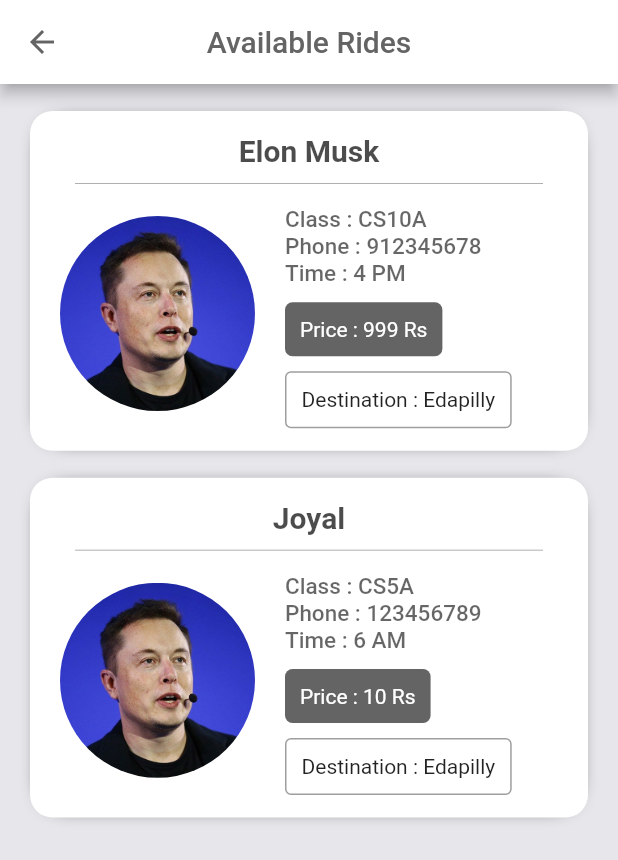
After one commit to Nikhil713/MecDrive-Prototype, a Flutter app: the RidesPage screen opened directly, on a phone screen of 412 x 824 dp. The commit adds this screen. Shown: the top 860 px of the screen. Run offline on Flutter 3.47's test engine with Material 2 defaults, Android fonts, the phone set to English and light mode, and no system bars; Roboto replaces fonts that are missing (Oswald).

Commit message:
Added Available Rides page & Loading Screen

```diff
--- a/lib/main.dart
+++ b/lib/main.dart
@@ -1,5 +1,8 @@
 import 'package:flutter/material.dart';
 import 'package:mec_drive/Widgets/HomeScreen/homeScreen.dart';
+
+import './splashscreen/splashscreen.dart';
+import './rides/rides.dart';
 
 void main() => runApp(MyApp());
 
@@ -8,7 +11,9 @@
   Widget build(BuildContext context) {
     return MaterialApp(
       title: "carpool",
-      home: HomeScreen()
+      home: HomeScreen(),
+      // home: Loading(),
+      // home: RidesPage(),
     );
   }
 }
--- /dev/null
+++ b/lib/rides/rides.dart
@@ -0,0 +1,67 @@
+import 'package:flutter/material.dart';
+import './rides_Card.dart';
+
+class RidesPage extends StatelessWidget {
+  // Hard Coded Data
+  final List<Map<String, dynamic>> ridesData = [
+    {
+      'name': 'Elon Musk',
+      'class': 'CS10A',
+      'price': 999,
+      'phone' : '912345678',
+      'destination':'Edapilly',
+      'image': 'assets/elon.jpg',
+      'time':'4 PM',
+    },
+        {
+      'name': 'Joyal',
+      'class': 'CS5A',
+      'price': 10,
+      'phone' : '123456789',
+      'destination':'Edapilly',
+      'image': 'assets/elon.jpg',
+      'time':'6 AM',
+    },
+  ];
+
+  @override
+  Widget build(BuildContext context) {
+    return Scaffold(
+      backgroundColor: Color.fromRGBO(230, 230, 235, 1),
+      appBar: AppBar(
+        title: Text(
+          'Available Rides',
+          style: TextStyle(color: Color.fromRGBO(100, 100, 100, 1)),
+        ),
+        backgroundColor: Colors.white,
+        iconTheme: IconThemeData(color: Color.fromRGBO(100, 100, 100, 1)),
+        centerTitle: true,
+      ),
+      body: PageContent(ridesData),
+    );
+  }
+}
+
+// Generating Rides list from list
+class PageContent extends StatelessWidget {
+  final List<Map<String, dynamic>> rideData;
+
+  PageContent(this.rideData);
+
+  @override
+  Widget build(BuildContext context) {
+    Widget listOfRides;
+    //If list length is 0 return Empty Container else return cards.
+    if (rideData.length > 0) {
+      listOfRides = ListView.builder(
+        //
+        itemBuilder: (BuildContext context, int index) =>
+            RideCard(rideData[index], index),
+        itemCount: rideData.length,
+      );
+    } else {
+      listOfRides = Container();
+    }
+    return listOfRides;
+  }
+}
--- /dev/null
+++ b/lib/rides/rides_card.dart
@@ -0,0 +1,127 @@
+import 'package:flutter/material.dart';
+
+class RideCard extends StatelessWidget {
+  final Map<String, dynamic> rides;
+  final int ridesIndex;
+
+  RideCard(this.rides, this.ridesIndex);
+
+  @override
+  Widget build(BuildContext context) {
+    return Container(
+      decoration: BoxDecoration(
+        color: Colors.white,
+        borderRadius: BorderRadius.all(Radius.circular(15.0)),
+        boxShadow: <BoxShadow>[
+                BoxShadow(
+                  color: Colors.black,
+                  offset: Offset(0.0, 0.0),
+                  blurRadius: 10.0,
+                  spreadRadius: -8.0,
+                )],
+      ),
+      margin: EdgeInsets.only(top: 18.0, left: 20.0, right: 20.0),
+      child: Container(
+        padding: EdgeInsets.symmetric(vertical: 15.0, horizontal: 20.0),
+        child: Column(
+          children: <Widget>[
+            _showname(),
+            // Horizontal Bar after Name
+            Container(
+              margin: EdgeInsets.all(10.0),
+              height: 0.5,
+              color: Color.fromRGBO(150, 150, 150, 1),
+            ),
+            //Row with Image & Details
+            Row(
+              children: <Widget>[
+                _createImage(),
+                Expanded(child: _personDetails())
+              ],
+            )
+          ],
+        ),
+      ),
+    );
+  }
+
+  Widget _personDetails() {
+    return Container(
+        margin: EdgeInsets.only(left: 20.0),
+        child: Column(
+          mainAxisSize: MainAxisSize.max,
+          crossAxisAlignment: CrossAxisAlignment.start,
+          children: <Widget>[
+            _showDetails(),
+            _showprice(),
+            _showPlaceName(),
+          ],
+        ));
+  }
+
+  Widget _createImage() {
+    return Container(
+      width: 130.0,
+      height: 130.0,
+      decoration: BoxDecoration(
+        shape: BoxShape.circle,
+        image: DecorationImage(
+          fit: BoxFit.fill,
+          image: AssetImage(rides['image']),
+        ),
+      ),
+    );
+  }
+
+  Widget _showname() {
+    return Text(
+      rides['name'],
+      style: TextStyle(
+          fontSize: 20.0, fontWeight: FontWeight.bold, fontFamily: 'Oswald',color: Color.fromRGBO(0, 0, 0, .7)),
+    );
+  }
+
+  Widget _showDetails() {
+    return Container(
+      margin: EdgeInsets.only(top: 5.0),
+      child: Text(
+        'Class : ' + rides['class'] + '\nPhone : ' + rides['phone']+'\n'+'Time : ' + rides['time'],
+        style: TextStyle(
+          fontSize: 15.0,
+          fontWeight: FontWeight.w500,
+          fontFamily: 'Oswald',
+          color: Color.fromRGBO(0, 0, 0, .6)
+        ),
+      ),
+    );
+  }
+
+
+  Widget _showPlaceName() {
+    return Container(
+      decoration: BoxDecoration(
+        border: Border.all(color: Colors.grey, width: 1.0),
+        borderRadius: BorderRadius.circular(4.0),
+      ),
+      child: Container(
+        padding: EdgeInsets.symmetric(horizontal: 10.0, vertical: 10.0),
+        child: Text('Destination : ' + rides['destination']),
+      ),
+    );
+  }
+
+  Widget _showprice() {
+    final price = rides['price'].toString();
+    return Container(
+      margin: EdgeInsets.symmetric(vertical: 10.0),
+      padding: EdgeInsets.symmetric(horizontal: 10.0, vertical: 10.0),
+      decoration: BoxDecoration(
+          color: Color.fromRGBO(100, 100, 100, 1),
+          borderRadius: BorderRadius.circular(5.0)),
+      child: Text(
+        'Price : ' + price + ' Rs',
+        style: TextStyle(color: Colors.white),
+      ),
+    );
+  }
+}
--- /dev/null
+++ b/lib/splashscreen/splashscreen.dart
@@ -0,0 +1,50 @@
+import 'package:flutter/material.dart';
+
+class Loading extends StatelessWidget {
+  @override
+  Widget build(BuildContext context) {
+    return Container(
+      decoration: BoxDecoration(
+        gradient: LinearGradient(
+          // Where the linear gradient begins and ends
+          begin: Alignment.topLeft,
+          end: Alignment.bottomRight,
+          // Add one stop for each color. Stops should increase from 0 to 1
+          stops: [0.1, 0.2, 0.55, 0.9],
+          colors: [
+            // Colors are easy thanks to Flutter's Colors class.
+            Color.fromRGBO(255, 255, 255, 1),
+            Color.fromRGBO(255, 255, 255, 1),
+            Color.fromRGBO(180, 180, 180, 1),
+            Color.fromRGBO(255, 255, 255, 1),
+          ],
+        ),
+      ),
+      child: Scaffold(
+        backgroundColor: Colors.transparent,
+        body: Column(
+          mainAxisAlignment: MainAxisAlignment.center,
+          children: <Widget>[
+            Container(
+              alignment: Alignment.center,
+              child: Image(
+                image: AssetImage('assets/logo.png'),
+                width: 250.0,
+              ),
+            ),
+            SizedBox(
+              height: 90.0,
+            ),
+            Container(
+              alignment: Alignment.center,
+              child: Image(
+                image: AssetImage('assets/loading.gif'),
+                width: 80.0,
+              ),
+            )
+          ],
+        ),
+      ),
+    );
+  }
+}
--- a/pubspec.yaml
+++ b/pubspec.yaml
@@ -46,7 +46,9 @@
   - assets/carpoolSignUp.jpg
   - assets/SignUp2.jpg
   - assets/signup3.jpg
-  - assets/carpool.jpg
+  - assets/elon.jpg
+  - assets/loading.gif
+  - assets/logo.png
   #  - images/a_dot_ham.jpeg
 
   # An image asset can refer to one or more resolution-specific "variants", see
```
Also changed, not shown: assets/elon.jpg (added), assets/loading.gif (added), assets/logo.png (added).
